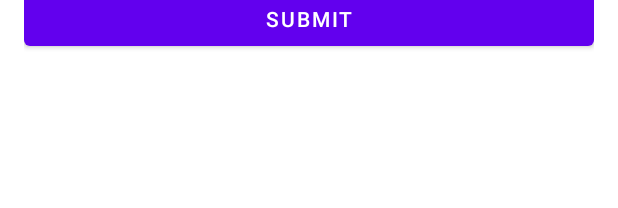
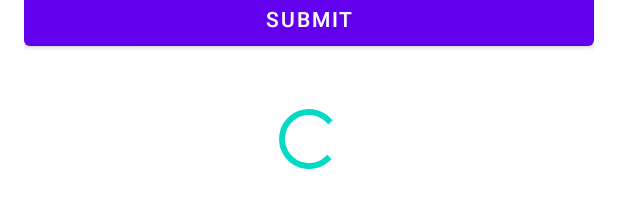
Before and after one commit to prashant2917/contacts_app_mvvm_pattern, an Android app: the layout fragment_add_contacts.xml on its own in the app's theme, with its tools: preview values and no code run, on a phone screen of 412 x 824 dp. Shown: the part 479-687 px from the top of the screen. Run offline under Robolectric (Android 15) with nearby library versions, the phone set to English and light mode, and no system bars; network calls fail.

Commit message:
add loader, change Project.xml, edit contact code.

```diff
--- a/app/build.gradle
+++ b/app/build.gradle
@@ -1,6 +1,8 @@
 apply plugin: 'com.android.application'
 apply plugin: 'kotlin-android'
 apply plugin: 'kotlin-kapt'
+apply plugin: 'androidx.navigation.safeargs.kotlin'
+
 
 android {
     compileSdkVersion 30
@@ -58,7 +60,7 @@ dependencies {
     implementation 'org.jetbrains.kotlinx:kotlinx-coroutines-android:1.4.1'
 
   //fragment ktx
-    implementation "androidx.fragment:fragment-ktx:1.3.4"
+    implementation "androidx.fragment:fragment-ktx:1.3.5"
 
     //swipe refresh layout
     implementation "androidx.swiperefreshlayout:swiperefreshlayout:1.1.0"
@@ -70,7 +72,7 @@ dependencies {
     def material_version = "1.3.0"
     implementation "com.google.android.material:material:$material_version"
 
-    def fragment_version = "1.3.2"
+    def fragment_version = "1.3.5"
     implementation "androidx.fragment:fragment-ktx:$fragment_version"
 
     //glide
--- a/app/src/main/res/layout/fragment_add_contacts.xml
+++ b/app/src/main/res/layout/fragment_add_contacts.xml
@@ -1,7 +1,22 @@
 <?xml version="1.0" encoding="utf-8"?>
-<androidx.constraintlayout.widget.ConstraintLayout xmlns:android="http://schemas.android.com/apk/res/android"
+<layout xmlns:android="http://schemas.android.com/apk/res/android"
     xmlns:app="http://schemas.android.com/apk/res-auto"
-    xmlns:tools="http://schemas.android.com/tools"
+    xmlns:tools="http://schemas.android.com/tools">
+
+    <data>
+
+        <import type="android.view.View" />
+
+        <variable
+            name="contact"
+            type="com.pocket.contacts.model.Contact" />
+
+        <variable
+            name="progressVisibility"
+            type="Integer" />
+    </data>
+
+    <androidx.constraintlayout.widget.ConstraintLayout
         android:layout_width="match_parent"
         android:layout_height="match_parent"
         android:padding="@dimen/row_common_padding"
@@ -14,6 +29,7 @@
             android:hint="@string/hint_enter_first_name"
             android:inputType="text"
             android:padding="@dimen/margin_normal"
+            android:text="@{contact.firstName}"
             app:layout_constraintStart_toStartOf="parent"
             app:layout_constraintTop_toTopOf="parent" />
 
@@ -25,6 +41,7 @@
             android:hint="@string/hint_enter_middle_name"
             android:inputType="text"
             android:padding="@dimen/margin_normal"
+            android:text="@{contact.middleName}"
             app:layout_constraintStart_toStartOf="parent"
             app:layout_constraintTop_toBottomOf="@id/et_first_name" />
 
@@ -36,6 +53,7 @@
             android:hint="@string/hint_enter_last_name"
             android:inputType="text"
             android:padding="@dimen/margin_normal"
+            android:text="@{contact.lastName}"
             app:layout_constraintStart_toStartOf="parent"
             app:layout_constraintTop_toBottomOf="@id/et_middle_name" />
 
@@ -48,6 +66,7 @@
             android:inputType="number"
             android:maxLength="10"
             android:padding="@dimen/margin_normal"
+            android:text="@{contact.mobileNo1}"
             app:layout_constraintStart_toStartOf="parent"
             app:layout_constraintTop_toBottomOf="@id/et_last_name" />
 
@@ -60,6 +79,7 @@
             android:inputType="number"
             android:maxLength="10"
             android:padding="@dimen/margin_normal"
+            android:text="@{contact.mobileNo2}"
             app:layout_constraintStart_toStartOf="parent"
             app:layout_constraintTop_toBottomOf="@id/et_mobile_one" />
 
@@ -71,6 +91,7 @@
             android:hint="@string/hint_enter_address"
             android:inputType="text"
             android:padding="@dimen/margin_normal"
+            android:text="@{contact.address}"
             app:layout_constraintStart_toStartOf="parent"
             app:layout_constraintTop_toBottomOf="@id/et_mobile_two" />
 
@@ -82,4 +103,17 @@
             android:text="@string/submit"
             app:layout_constraintTop_toBottomOf="@id/et_address" />
 
+        <ProgressBar
+            android:id="@+id/progress_bar"
+            android:layout_width="wrap_content"
+            android:layout_height="wrap_content"
+            android:visibility="@{progressVisibility}"
+            app:layout_constraintBottom_toBottomOf="parent"
+            app:layout_constraintEnd_toEndOf="parent"
+            app:layout_constraintHorizontal_bias="0.5"
+            app:layout_constraintStart_toStartOf="parent"
+            app:layout_constraintTop_toTopOf="parent"
+            app:layout_constraintVertical_bias="0.5" />
+
     </androidx.constraintlayout.widget.ConstraintLayout>
+</layout>
--- a/build.gradle
+++ b/build.gradle
@@ -8,6 +8,7 @@ buildscript {
     dependencies {
         classpath 'com.android.tools.build:gradle:4.1.3'
         classpath "org.jetbrains.kotlin:kotlin-gradle-plugin:$kotlin_version"
+        classpath("androidx.navigation:navigation-safe-args-gradle-plugin:2.3.5")
 
         // NOTE: Do not place your application dependencies here; they belong
         // in the individual module build.gradle files
```
Also changed, not shown: app/src/main/java/com/pocket/contacts/adapter/ContactsAdapter.kt (+14 -17 lines), app/src/main/java/com/pocket/contacts/contacts/AddContactFragment.kt (+34 -10 lines), app/src/main/java/com/pocket/contacts/contacts/ContactsFragment.kt (+32 -9 lines), app/src/main/java/com/pocket/contacts/interfaces/ItemClickListener.kt (added, +7 -0 lines), app/src/main/java/com/pocket/contacts/model/Contact.kt (+42 -1 lines), app/src/main/java/com/pocket/contacts/network/ApiInterface.kt (+12 -0 lines), app/src/main/java/com/pocket/contacts/repository/NetworkRepository.kt (+21 -5 lines), app/src/main/java/com/pocket/contacts/viewmodel/AddContactViewModel.kt (+14 -1 lines), app/src/main/res/layout/fragment_contacts.xml (+21 -9 lines), app/src/main/res/layout/row_contacts.xml (+18 -2 lines), app/src/main/res/navigation/nav_graph.xml (+10 -1 lines). Lines whose indentation alone changed are shown as unchanged.
